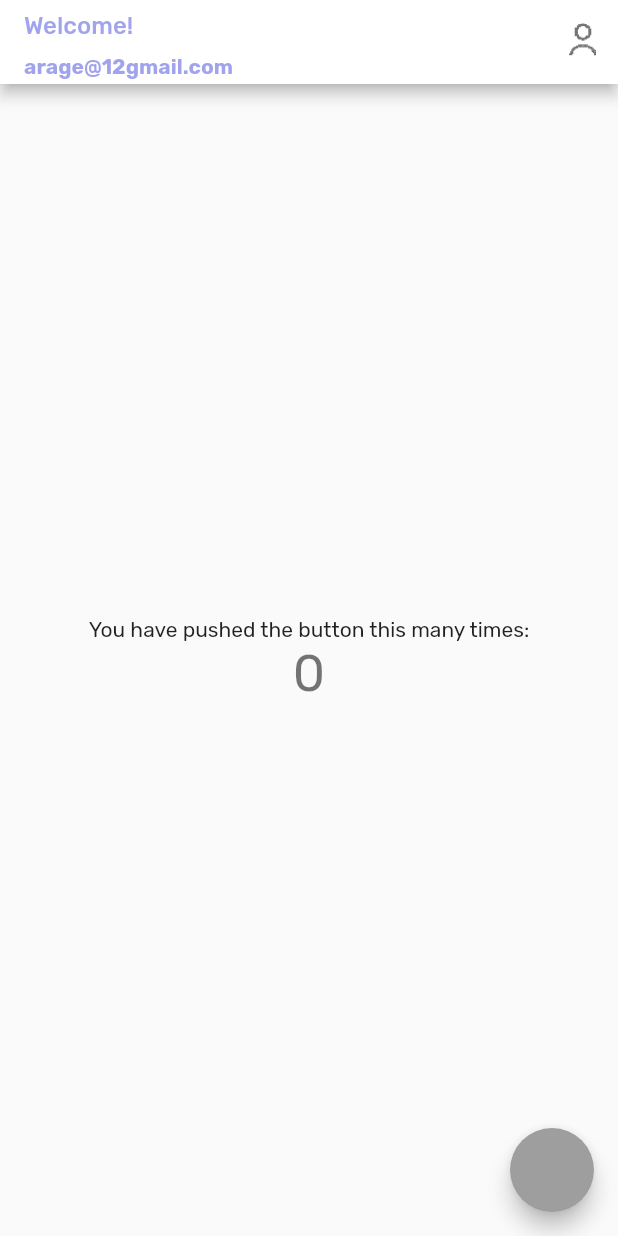
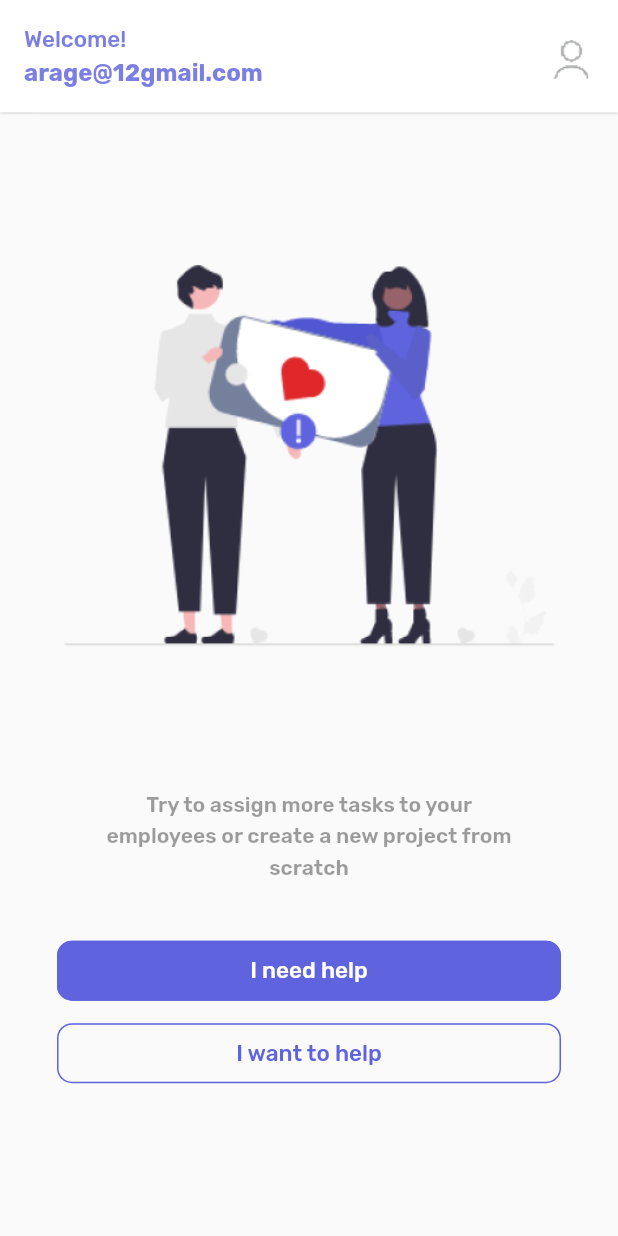
Before and after one commit to r2obd/Example, a Flutter app: the screen it shows after launch, on a phone screen of 412 x 824 dp. Run offline on Flutter 3.47's test engine with Material 2 defaults, Android fonts, the phone set to English and light mode, and no system bars; our stand-ins replace google_fonts.

Commit message:
First iteration to match components - need tidy

```diff
--- a/lib/main.dart
+++ b/lib/main.dart
@@ -16,11 +16,14 @@ class MyApp extends StatelessWidget {
       title: 'Example',
       debugShowCheckedModeBanner: false,
       theme: ThemeData(
+        appBarTheme: AppBarTheme(
+          elevation: 0.5,
+        ),
         textTheme: GoogleFonts.rubikTextTheme(),
         colorScheme: const ColorScheme(
           brightness: Brightness.light,
           primary: Colors.white,
-          onPrimary: Color.fromARGB(150, 95, 100, 222),
+          onPrimary: Color.fromARGB(210, 95, 100, 222),
           // Colors that are not relevant to AppBar in LIGHT mode:
           primaryVariant: Colors.grey,
           secondary: Colors.grey,
@@ -39,7 +42,6 @@ class MyApp extends StatelessWidget {
         // //fromARGB(255, 95, 100, 222),
         // ),
         primarySwatch: Colors.indigo,
-
       ),
       home: const MyHomePage(title: 'Welcome!'),
     );
@@ -88,71 +90,134 @@ class _MyHomePageState extends State<MyHomePage> {
     // than having to individually change instances of widgets.
     return Scaffold(
       appBar: AppBar(
+        toolbarHeight: 75,
         actions: <Widget>[
-          IconButton(
-            icon: Icon(
-              CustomIcons.head,
-              color: Colors.black54,
+          Padding(
+            padding: EdgeInsets.fromLTRB(0, 5, 8, 0),
+            child: IconButton(
+              icon: Image.asset(
+                "assets/images/profile.png",
+                scale: 1,
+              ),
+              onPressed: () {
+                // do something
+              },
             ),
-            onPressed: () {
-              // do something
-            },
-          )
+          ),
         ],
         // Here we take the value from the MyHomePage object that was created by
         // the App.build method, and use it to set our appbar title.
-        title: Column(
-          crossAxisAlignment: CrossAxisAlignment.start,
-        children:[
-          Padding(padding: EdgeInsets.fromLTRB(0,5,0,10),
-          child: Text(widget.title,
-          style:  TextStyle(fontSize: 16),
+        title: Column(crossAxisAlignment: CrossAxisAlignment.start, children: [
+          Padding(
+            padding: EdgeInsets.fromLTRB(0, 5, 0, 2),
+            child: Text(
+              widget.title,
+              style: TextStyle(fontSize: 15),
+            ),
           ),
+          Padding(
+            padding: EdgeInsets.fromLTRB(0, 2, 0, 5),
+            child: Text(
+              'arage@12gmail.com',
+              style: GoogleFonts.rubik(
+                textStyle:
+                    const TextStyle(fontSize: 16, fontWeight: FontWeight.bold),
+              ),
+            ),
           ),
-          Text('arage@12gmail.com',
-            style:  GoogleFonts.rubik(
-              textStyle: const TextStyle(fontSize: 14, fontWeight: FontWeight.bold),
-            ),
-          )
-        ]
-        ),
+        ]),
 
+        shadowColor: Colors.white,
       ),
       body: Center(
-        // Center is a layout widget. It takes a single child and positions it
-        // in the middle of the parent.
         child: Column(
-          // Column is also a layout widget. It takes a list of children and
-          // arranges them vertically. By default, it sizes itself to fit its
-          // children horizontally, and tries to be as tall as its parent.
-          //
-          // Invoke "debug painting" (press "p" in the console, choose the
-          // "Toggle Debug Paint" action from the Flutter Inspector in Android
-          // Studio, or the "Toggle Debug Paint" command in Visual Studio Code)
-          // to see the wireframe for each widget.
-          //
-          // Column has various properties to control how it sizes itself and
-          // how it positions its children. Here we use mainAxisAlignment to
-          // center the children vertically; the main axis here is the vertical
-          // axis because Columns are vertical (the cross axis would be
-          // horizontal).
-          mainAxisAlignment: MainAxisAlignment.center,
+          crossAxisAlignment: CrossAxisAlignment.center,
+          //    mainAxisAlignment: MainAxisAlignment.center,
           children: <Widget>[
-            const Text(
-              'You have pushed the button this many times:',
+            Padding(
+              padding: EdgeInsets.fromLTRB(0, 100, 0, 5),
+              child: Image.asset(
+                "assets/images/people_image.png",
+                scale: 1.15,
+                alignment: Alignment.center,
+              ),
             ),
-            Text(
-              '$_counter',
-              style: Theme.of(context).textTheme.headline4,
+            Padding(
+              padding: EdgeInsets.fromLTRB(70, 85, 70, 15),
+              child: Text(
+                "Try to assign more tasks to your employees or "
+                "create a new project from scratch",
+                style: const TextStyle(
+                  fontSize: 14,
+                  height: 1.5,
+                  color: Colors.black38,
+                  fontWeight: FontWeight.w600
+                ),
+                textAlign: TextAlign.center,
+              ),
+            ),
+            Row(
+              children: [
+                Expanded(
+                  child: Padding(
+                    padding: EdgeInsets.fromLTRB(38, 25, 38, 0),
+                    child: SizedBox(
+                      height: 40,
+                      child: TextButton(
+                          onPressed: () {},
+                          child: Text("I need help",
+                              style: TextStyle(
+                                  fontWeight: FontWeight.w500, fontSize: 15)),
+                          style: ButtonStyle(
+                              foregroundColor: MaterialStateProperty.all<Color>(
+                                  Colors.white),
+                              backgroundColor: MaterialStateProperty.all<Color>(
+                                Color.fromARGB(255, 95, 100, 222),
+                              ),
+                              shape: MaterialStateProperty.all<
+                                      RoundedRectangleBorder>(
+                                  RoundedRectangleBorder(
+                                      borderRadius: BorderRadius.circular(10.0),
+                                      side: BorderSide(color: Color.fromARGB(255, 95, 100, 222),))))),
+                    ),
+                  ),
+                ),
+              ],
+            ),
+            Row(
+              children: [
+                Expanded(
+                  child: Padding(
+                    padding: EdgeInsets.fromLTRB(38, 15, 38, 0),
+                    child: SizedBox(
+                      height: 40,
+                      child: TextButton(
+                          onPressed: () {},
+                          child: Text("I want to help",
+                              style: TextStyle(
+                                  fontWeight: FontWeight.w500, fontSize: 15)),
+                          style: ButtonStyle(
+                              foregroundColor: MaterialStateProperty.all<Color>(
+                                Color.fromARGB(255, 95, 100, 222),),
+
+                              shape: MaterialStateProperty.all<
+                                  RoundedRectangleBorder>(
+                                  RoundedRectangleBorder(
+                                      borderRadius: BorderRadius.circular(10.0),
+                                      side: BorderSide(color: Color.fromARGB(255, 95, 100, 222),))))),
+                    ),
+                  ),
+                ),
+              ],
             ),
           ],
         ),
       ),
-      floatingActionButton: FloatingActionButton(
-        onPressed: _incrementCounter,
-        tooltip: 'Increment',
-        child: const Icon(Icons.add),
-      ), // This trailing comma makes auto-formatting nicer for build methods.
+      // floatingActionButton: FloatingActionButton(
+      //   onPressed: _incrementCounter,
+      //   tooltip: 'Increment',
+      //   child: const Icon(Icons.add),
+      // ), // This trailing comma makes auto-formatting nicer for build methods.
     );
   }
 }
```
Also changed, not shown: pubspec.yaml (+5 -4 lines), assets/fonts/CustomIcons.ttf (renamed from fonts/CustomIcons.ttf), assets/images/people_image.png (renamed from assets/people_image.png), assets/images/profile.png (renamed from assets/profile.png), assets/images/profile2.png (renamed from assets/profile2.png).
